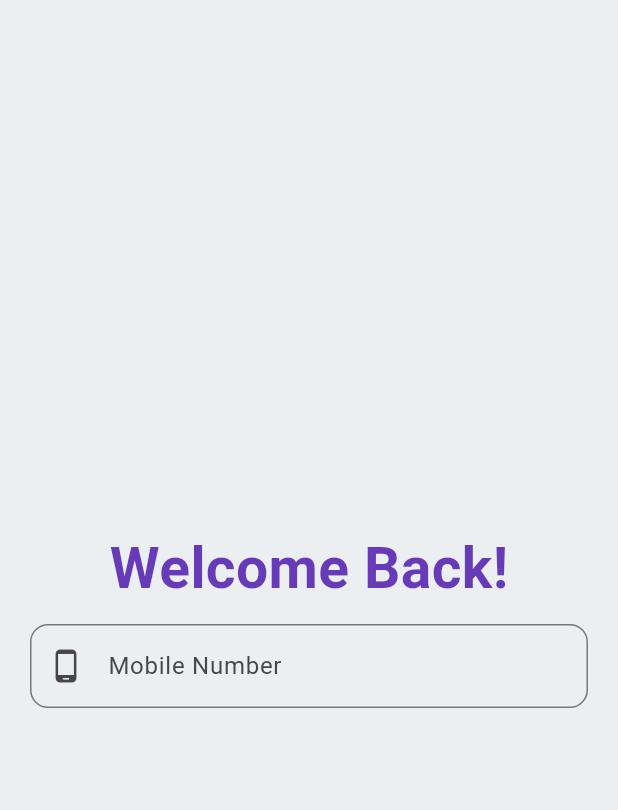
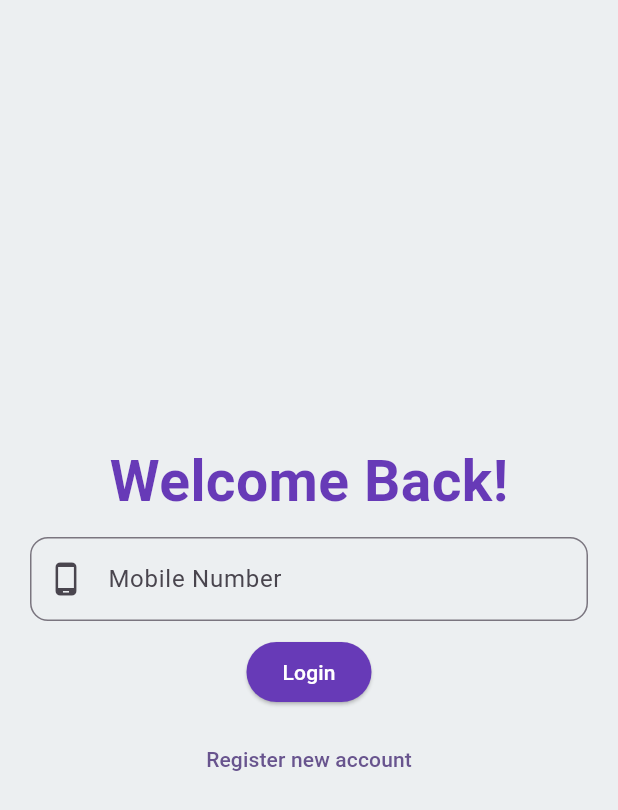
Before and after one commit to neelislam/production_app_client, a Flutter app: the screen it shows after launch, on a phone screen of 412 x 824 dp. Shown: the top 810 px of the screen. Run offline on Flutter 3.47's test engine with Material 3 defaults, Android fonts, the phone set to English and light mode, and no system bars.

Commit message:
2hr 58 min

```diff
--- a/lib/pages/login_page.dart
+++ b/lib/pages/login_page.dart
@@ -33,6 +33,18 @@ class LoginPage extends StatelessWidget {
                 labelText: 'Mobile Number',
                 hintText: 'Enter your mobile number',
               ),
+            ),
+            SizedBox(height: 10,),
+            ElevatedButton(onPressed: (){},
+                style: ElevatedButton.styleFrom(
+                  foregroundColor: Colors.white,
+                  backgroundColor: Colors.deepPurple,
+                ),
+                child: Text('Login')
+            ),
+            SizedBox(height: 10,),
+            TextButton(onPressed: (){},
+                child: Text('Register new account')
             )
           ],
         ),
```
